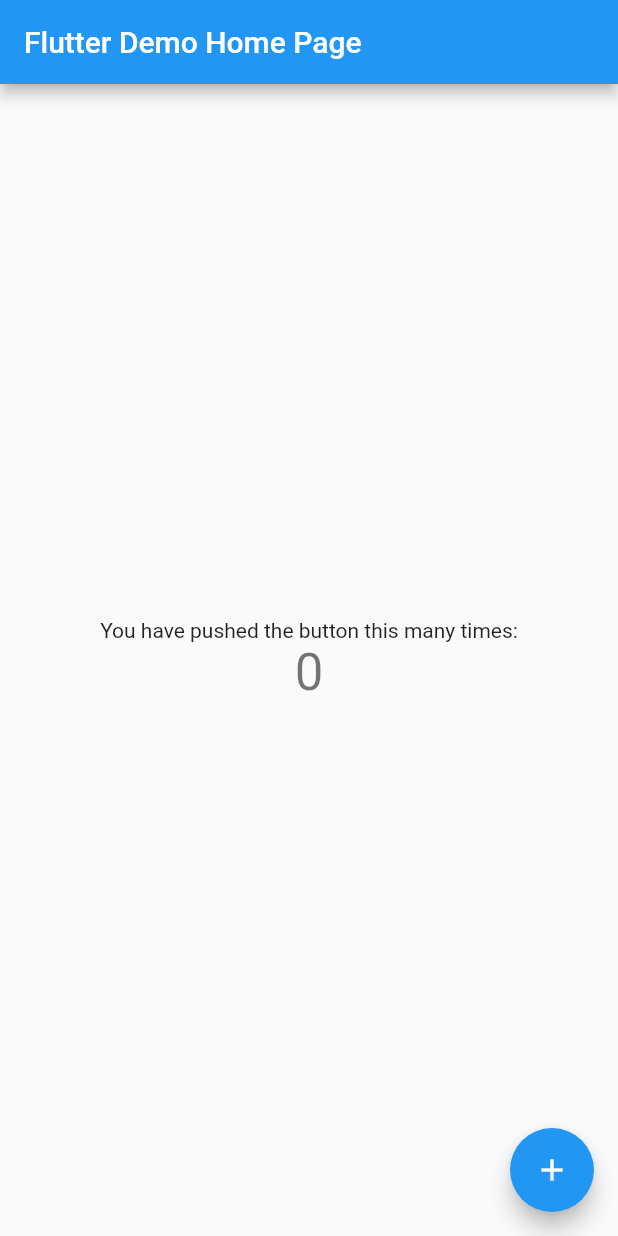
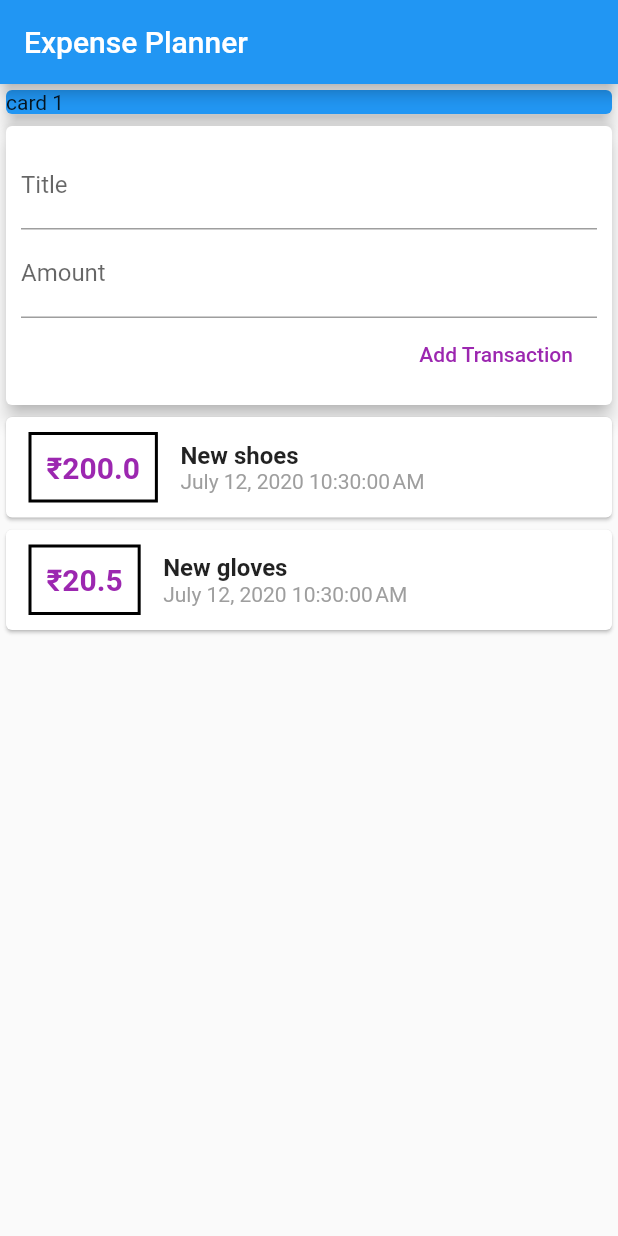
Before and after one commit to aks97cs/expense_planner, a Flutter app: the screen it shows after launch, on a phone screen of 412 x 824 dp. Run offline on Flutter 3.47's test engine with Material 2 defaults, Android fonts, the phone set to English and light mode, and no system bars.

Commit message:
adding transaction list

```diff
--- a/lib/main.dart
+++ b/lib/main.dart
@@ -1,117 +1,99 @@
+import 'package:expense_planner/models/transaction.dart';
+import 'package:expense_planner/widgets/transaction_list.dart';
 import 'package:flutter/material.dart';
+import 'package:intl/intl.dart';
 
-void main() {
-  runApp(MyApp());
+class Planner extends StatefulWidget {
+  @override
+  State<StatefulWidget> createState() {
+    return PlannerState();
+  }
 }
 
-class MyApp extends StatelessWidget {
-  // This widget is the root of your application.
+class PlannerState extends State<Planner> {
+  // void renderState(){
+  //   setState(() {
+  //     var c=10;
+  //   });
+  // }
+  // String inputTitle;
+  // String inputAmount;
+
+  final titleController = TextEditingController();
+  final amountController = TextEditingController();
+
   @override
   Widget build(BuildContext context) {
+    // final List<Transaction> transaction = [
+    //   Transaction(
+    //     id: 't1',
+    //     title: 'New shoes',
+    //     amount: 200,
+    //     date: DateTime.now(),
+    //   ),
+    //   Transaction(
+    //     id: 't2',
+    //     title: 'New gloves',
+    //     amount: 20.5,
+    //     date: DateTime.now(),
+    //   )
+    // ];
     return MaterialApp(
-      title: 'Flutter Demo',
-      theme: ThemeData(
-        // This is the theme of your application.
-        //
-        // Try running your application with "flutter run". You'll see the
-        // application has a blue toolbar. Then, without quitting the app, try
-        // changing the primarySwatch below to Colors.green and then invoke
-        // "hot reload" (press "r" in the console where you ran "flutter run",
-        // or simply save your changes to "hot reload" in a Flutter IDE).
-        // Notice that the counter didn't reset back to zero; the application
-        // is not restarted.
-        primarySwatch: Colors.blue,
-        // This makes the visual density adapt to the platform that you run
-        // the app on. For desktop platforms, the controls will be smaller and
-        // closer together (more dense) than on mobile platforms.
-        visualDensity: VisualDensity.adaptivePlatformDensity,
+      home: Scaffold(
+        appBar: AppBar(
+          title: Text('Expense Planner'),
+        ),
+        body: Column(
+          // mainAxisAlignment: MainAxisAlignment.spaceAround,
+          crossAxisAlignment: CrossAxisAlignment.stretch,
+          children: <Widget>[
+            Container(
+              width: double.infinity,
+              child: Card(
+                child: Text('card 1'),
+                color: Colors.blue,
+                elevation: 5,
+              ),
+            ),
+            Card(
+              elevation: 5,
+              child: Container(
+                padding: EdgeInsets.all(10),
+                child: Column(
+                  crossAxisAlignment: CrossAxisAlignment.end,
+                  children: <Widget>[
+                    TextField(
+                      decoration: InputDecoration(labelText: 'Title'),
+                      // onChanged: (val) =>inputTitle = val,
+                      controller: titleController,
+                    ),
+                    TextField(
+                      decoration: InputDecoration(labelText: 'Amount'),
+                      // onChanged: (val) => inputAmount = val,
+                      controller: amountController,
+                    ),
+                    FlatButton(
+                      child: Text('Add Transaction'),
+                      onPressed: () {
+                        // print(inputTitle);
+                        // print(inputAmount);
+                        print(titleController.text);
+                        print(amountController.text);
+                      },
+                      textColor: Colors.purple,
+                    ),
+                  ],
+                ),
+              ),
+            ),
+            TransactionList(),
+          ],
+        ),
       ),
-      home: MyHomePage(title: 'Flutter Demo Home Page'),
     );
   }
 }
 
-class MyHomePage extends StatefulWidget {
-  MyHomePage({Key key, this.title}) : super(key: key);
-
-  // This widget is the home page of your application. It is stateful, meaning
-  // that it has a State object (defined below) that contains fields that affect
-  // how it looks.
-
-  // This class is the configuration for the state. It holds the values (in this
-  // case the title) provided by the parent (in this case the App widget) and
-  // used by the build method of the State. Fields in a Widget subclass are
-  // always marked "final".
-
-  final String title;
-
-  @override
-  _MyHomePageState createState() => _MyHomePageState();
+void main() {
+  runApp(Planner());
 }
-
-class _MyHomePageState extends State<MyHomePage> {
-  int _counter = 0;
-
-  void _incrementCounter() {
-    setState(() {
-      // This call to setState tells the Flutter framework that something has
-      // changed in this State, which causes it to rerun the build method below
-      // so that the display can reflect the updated values. If we changed
-      // _counter without calling setState(), then the build method would not be
-      // called again, and so nothing would appear to happen.
-      _counter++;
-    });
-  }
-
-  @override
-  Widget build(BuildContext context) {
-    // This method is rerun every time setState is called, for instance as done
-    // by the _incrementCounter method above.
-    //
-    // The Flutter framework has been optimized to make rerunning build methods
-    // fast, so that you can just rebuild anything that needs updating rather
-    // than having to individually change instances of widgets.
-    return Scaffold(
-      appBar: AppBar(
-        // Here we take the value from the MyHomePage object that was created by
-        // the App.build method, and use it to set our appbar title.
-        title: Text(widget.title),
-      ),
-      body: Center(
-        // Center is a layout widget. It takes a single child and positions it
-        // in the middle of the parent.
-        child: Column(
-          // Column is also a layout widget. It takes a list of children and
-          // arranges them vertically. By default, it sizes itself to fit its
-          // children horizontally, and tries to be as tall as its parent.
-          //
-          // Invoke "debug painting" (press "p" in the console, choose the
-          // "Toggle Debug Paint" action from the Flutter Inspector in Android
-          // Studio, or the "Toggle Debug Paint" command in Visual Studio Code)
-          // to see the wireframe for each widget.
-          //
-          // Column has various properties to control how it sizes itself and
-          // how it positions its children. Here we use mainAxisAlignment to
-          // center the children vertically; the main axis here is the vertical
-          // axis because Columns are vertical (the cross axis would be
-          // horizontal).
-          mainAxisAlignment: MainAxisAlignment.center,
-          children: <Widget>[
-            Text(
-              'You have pushed the button this many times:',
-            ),
-            Text(
-              '$_counter',
-              style: Theme.of(context).textTheme.headline4,
-            ),
-          ],
-        ),
-      ),
-      floatingActionButton: FloatingActionButton(
-        onPressed: _incrementCounter,
-        tooltip: 'Increment',
-        child: Icon(Icons.add),
-      ), // This trailing comma makes auto-formatting nicer for build methods.
-    );
-  }
-}
--- /dev/null
+++ b/lib/models/transaction.dart
@@ -0,0 +1,15 @@
+// import 'package:flutter/material.dart';
+import 'package:flutter/foundation.dart';
+class Transaction {
+  final String id;
+  final String title;
+  final double amount;
+  final DateTime date;
+
+  Transaction({
+    @required this.id,
+    @required this.title,
+    @required this.date,
+    @required this.amount,
+  });
+}
--- /dev/null
+++ b/lib/widgets/transaction_list.dart
@@ -0,0 +1,78 @@
+import 'package:expense_planner/models/transaction.dart';
+import 'package:flutter/material.dart';
+import 'package:intl/intl.dart';
+
+
+class TransactionList extends StatefulWidget {
+  @override
+  _TransactionListState createState() => _TransactionListState();
+}
+
+class _TransactionListState extends State<TransactionList> {
+  final List<Transaction> _userTransaction = [
+    Transaction(
+      id: 't1',
+      title: 'New shoes',
+      amount: 200,
+      date: DateTime.now(),
+    ),
+    Transaction(
+      id: 't2',
+      title: 'New gloves',
+      amount: 20.5,
+      date: DateTime.now(),
+    )
+  ];
+  @override
+  Widget build(BuildContext context) {
+    return Column(
+      children: _userTransaction.map((tr) {
+        return Card(
+          child: Row(
+            children: <Widget>[
+              Container(
+                margin: EdgeInsets.symmetric(
+                  vertical: 10,
+                  horizontal: 15,
+                ),
+                decoration: BoxDecoration(
+                  border: Border.all(
+                    color: Colors.black,
+                    width: 2,
+                  ),
+                ),
+                padding: EdgeInsets.all(10),
+                child: Text(
+                  '\u20B9' + tr.amount.toString(),
+                  style: TextStyle(
+                    fontWeight: FontWeight.bold,
+                    fontSize: 20,
+                    color: Colors.purple,
+                  ),
+                ),
+              ),
+              Column(
+                crossAxisAlignment: CrossAxisAlignment.start,
+                children: <Widget>[
+                  Text(
+                    tr.title,
+                    style: TextStyle(
+                      fontWeight: FontWeight.bold,
+                      fontSize: 16,
+                    ),
+                  ),
+                  Text(
+                    DateFormat().format(tr.date),
+                    style: TextStyle(
+                      color: Colors.grey,
+                    ),
+                  ),
+                ],
+              )
+            ],
+          ),
+        );
+      }).toList(),
+    );
+  }
+}
--- a/pubspec.yaml
+++ b/pubspec.yaml
@@ -23,6 +23,7 @@ environment:
 dependencies:
   flutter:
     sdk: flutter
+  intl: ^0.16.1
 
 
   # The following adds the Cupertino Icons font to your application.
```
Also changed, not shown: pubspec.lock, 1 other file.
